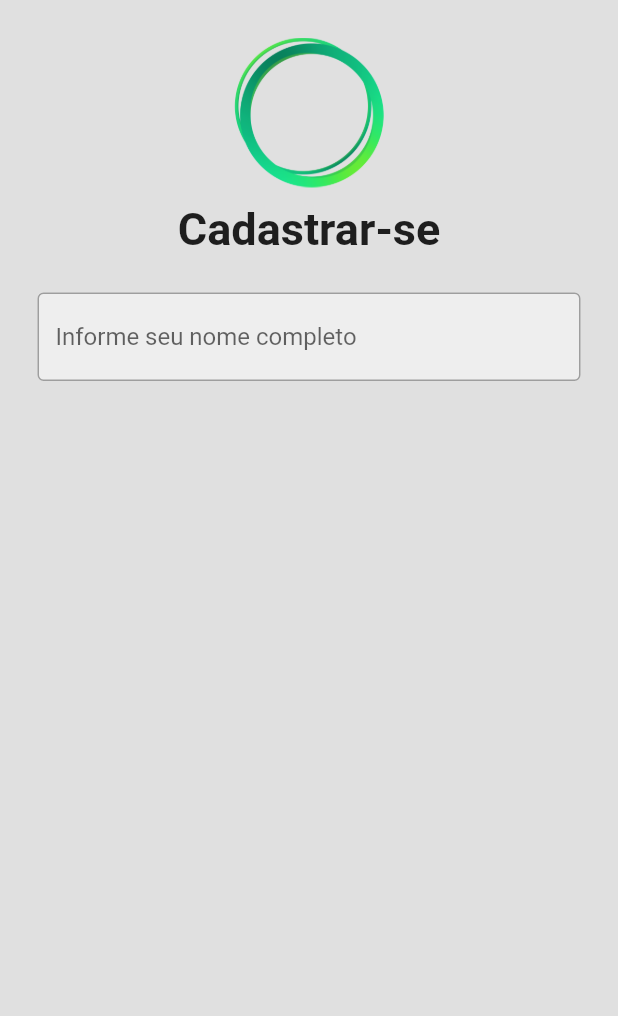
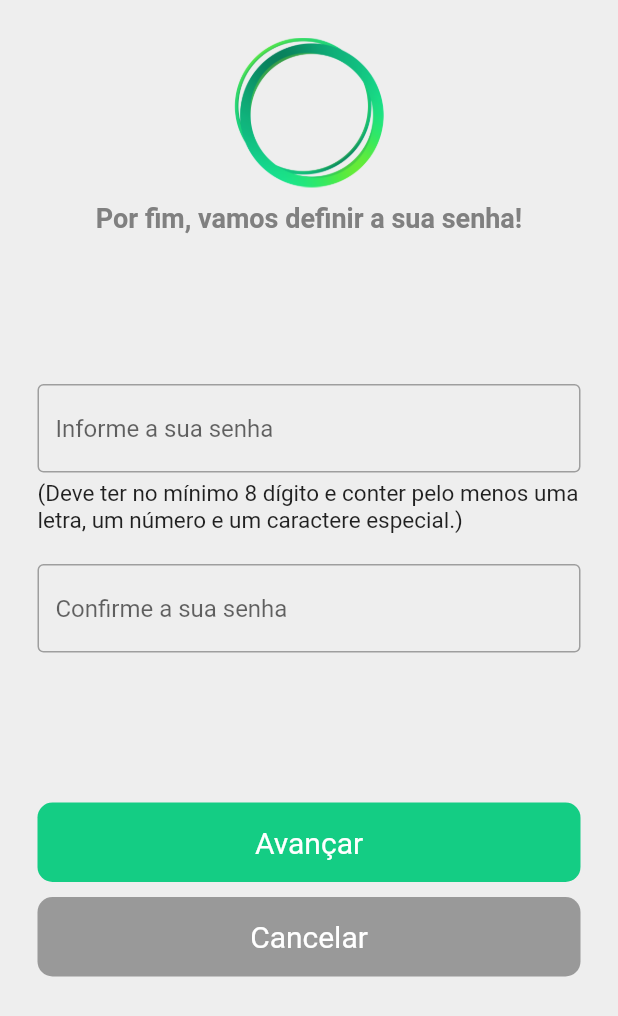
Before and after one commit to Vitkinn/find-services, a Flutter app: the RegisterPasswordPage screen opened by its route, on a phone screen of 412 x 824 dp. Shown: the top 1016 px of the screen. Run offline on Flutter 3.47's test engine with Material 2 defaults, Android fonts, the phone set to English and light mode, and no system bars; our stand-ins replace dartz, dio, flutter_modular.

Commit message:
Register password page.

```diff
--- a/lib/src/modules/user/presentation/pages/register_password_page.dart
+++ b/lib/src/modules/user/presentation/pages/register_password_page.dart
@@ -1,4 +1,5 @@
 import 'package:flutter/material.dart';
+import 'package:tcc_frontend/shared/components/app_banner.dart';
 import 'package:tcc_frontend/shared/components/custom_button.dart';
 import '../../../../../shared/components/custom_text_field.dart';
 
@@ -21,30 +22,53 @@ class _RegisterPasswordPageState extends State<RegisterPasswordPage> {
   @override
   Widget build(BuildContext context) {
     return Scaffold(
-      backgroundColor: Colors.grey[300],
+      backgroundColor: Colors.grey[200],
       body: SingleChildScrollView(
         child: SafeArea(
           child: Center(
             child: Column(
               children: [
                 const SizedBox(height: 25),
-                Image.asset(
-                  'lib/assets/images/FindServices.png',
-                  height: 100,
+                const Padding(
+                  padding: EdgeInsets.symmetric(horizontal: 25.0),
+                  child: AppBanner(
+                      title: 'Por fim, vamos definir a sua senha!',
+                      titleSize: 18,
+                      titleHexColor: '808080'),
+                ),
+                const SizedBox(height: 100),
+                CustomTextField(
+                  controller: userNameController,
+                  hintText: 'Informe a sua senha',
+                  obscureText: false,
+                ),
+                const SizedBox(height: 5),
+                const Padding(
+                  padding: EdgeInsets.symmetric(horizontal: 25.0),
+                  child: Text(
+                    '(Deve ter no mínimo 8 dígito e conter '
+                    'pelo menos uma letra, um número e um caractere especial.)',
+                    style: TextStyle(
+                      fontSize: 15,
+                    ),
+                  ),
+                ),
+                const SizedBox(height: 20),
+                CustomTextField(
+                  controller: userNameController,
+                  hintText: 'Confirme a sua senha',
+                  obscureText: false,
+                ),
+                const SizedBox(height: 100),
+                CustomButton(
+                  onTap: () => {},
+                  hintText: 'Avançar',
                 ),
                 const SizedBox(height: 10),
-                const Text(
-                  'Cadastrar-se',
-                  style: TextStyle(
-                    fontSize: 30,
-                    fontWeight: FontWeight.bold,
-                  ),
-                ),
-                const SizedBox(height: 25),
-                CustomTextField(
-                  controller: userNameController,
-                  hintText: 'Informe seu nome completo',
-                  obscureText: false,
+                CustomButton(
+                  onTap: () => {},
+                  hintText: 'Cancelar',
+                  hexColor: '999999',
                 ),
               ],
             ),
--- a/lib/src/modules/user/user_module.dart
+++ b/lib/src/modules/user/user_module.dart
@@ -21,7 +21,9 @@ class UserModule extends Module {
 
   @override
   List<ModularRoute> get routes => [
-        ChildRoute('/', child: (context, args) => const LoginPage()),
+        //ChildRoute('/', child: (context, args) => const LoginPage()),
+        ChildRoute('/',
+            child: (context, args) => RegisterPasswordPage(args.data)),
         ChildRoute('/register_data',
             child: (context, args) => RegisterDataPage(args.data)),
         ChildRoute('/register_photo',
```
